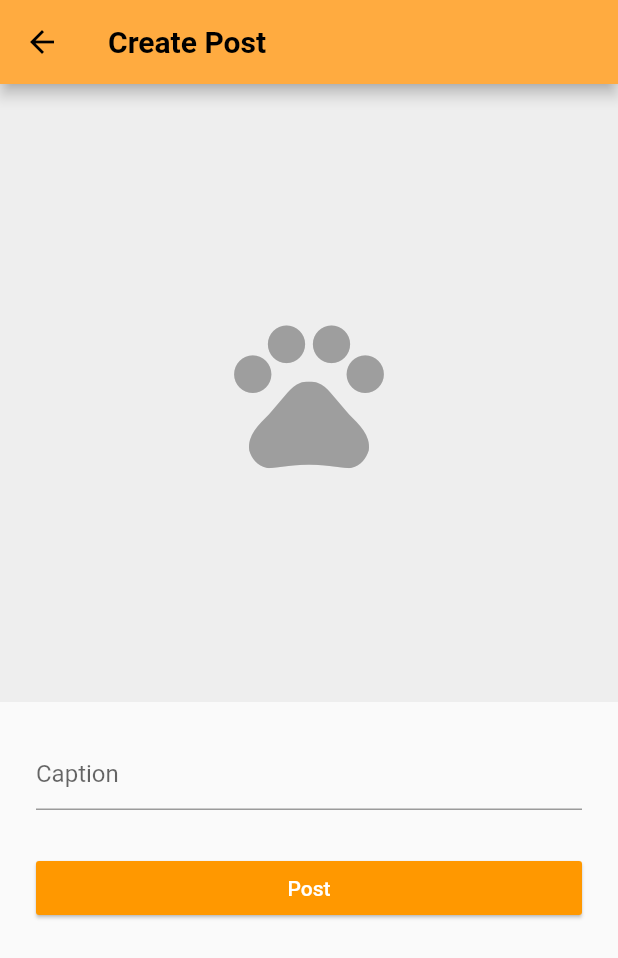
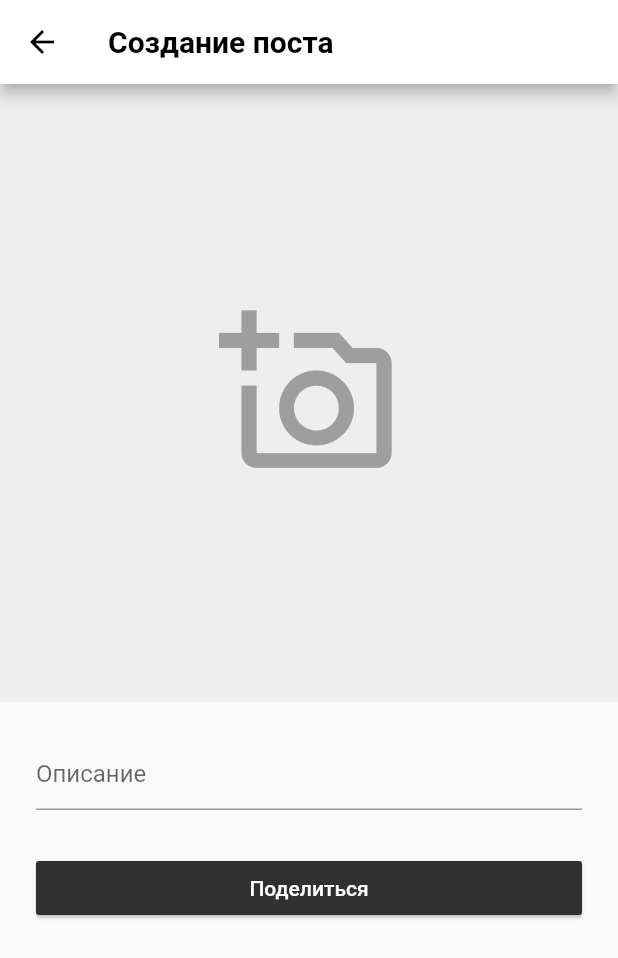
Before and after one commit to KorolevSoftware/Lenta-flatter, a Flutter app: the CreatePostScreen screen opened directly, on a phone screen of 412 x 824 dp. Shown: the top 958 px of the screen. Run offline on Flutter 3.47's test engine with Material 2 defaults, Android fonts, the phone set to English and light mode, and no system bars; our stand-ins replace bloc, cached_network_image, cloud_firestore, equatable, firebase_auth, firebase_core and 5 more; missing offline and left inert: enum_to_string; accounts and stored records are empty.

```diff
--- a/lib/enums/bottom_nav_item.dart
+++ b/lib/enums/bottom_nav_item.dart
@@ -1,7 +1,7 @@
 enum BottomNavItem {
   profile,
   feed,
-  search,
-  notifications,
+  //search,
+  //notifications,
   create,
 }
--- a/lib/main.dart
+++ b/lib/main.dart
@@ -56,7 +56,7 @@ class MyApp extends StatelessWidget {
           title: 'CorgiGram',
           debugShowCheckedModeBanner: false,
           theme: ThemeData(
-            primarySwatch: Colors.orange,
+            primarySwatch: Colors.lightGreen,
             appBarTheme: AppBarTheme(
               brightness: Brightness.light,
               color: Colors.white,
--- a/lib/screens/create_post/create_post_screen.dart
+++ b/lib/screens/create_post/create_post_screen.dart
@@ -18,8 +18,8 @@ class CreatePostScreen extends StatelessWidget {
       onTap: () => FocusScope.of(context).unfocus(),
       child: Scaffold(
         appBar: AppBar(
-          title: const Text('Create Post'),
-          backgroundColor: Colors.orangeAccent,
+          title: const Text('Создание поста'),
+          backgroundColor: Colors.white,
         ),
         body: BlocConsumer<CreatePostCubit, CreatePostState>(
           listener: (context, state) {
@@ -31,7 +31,7 @@ class CreatePostScreen extends StatelessWidget {
                 SnackBar(
                   backgroundColor: Colors.green,
                   duration: const Duration(seconds: 1),
-                  content: const Text('Post Created'),
+                  content: const Text('Пост создан'),
                 ),
               );
             } else if (state.status == CreatePostStatus.error) {
@@ -55,7 +55,7 @@ class CreatePostScreen extends StatelessWidget {
                       child: state.postImage != null
                           ? Image.file(state.postImage, fit: BoxFit.cover)
                           : const Icon(
-                        Icons.pets,
+                        Icons.add_a_photo_outlined ,
                         color: Colors.grey,
                         size: 120.0,
                       ),
@@ -71,25 +71,25 @@ class CreatePostScreen extends StatelessWidget {
                         crossAxisAlignment: CrossAxisAlignment.stretch,
                         children: [
                           TextFormField(
-                            decoration: InputDecoration(hintText: 'Caption'),
+                            decoration: InputDecoration(hintText: 'Описание'),
                             onChanged: (value) => context
                                 .read<CreatePostCubit>()
                                 .captionChanged(value),
                             validator: (value) => value.trim().isEmpty
-                                ? 'Caption cannot be empty.'
+                                ? 'Нужно описание'
                                 : null,
                           ),
                           const SizedBox(height: 28.0),
                           RaisedButton(
                             elevation: 1.0,
-                            color: Theme.of(context).primaryColor,
+                            color: Colors.grey[850],
                             textColor: Colors.white,
                             onPressed: () => _submitForm(
                               context,
                               state.postImage,
                               state.status == CreatePostStatus.submitting,
                             ),
-                            child: const Text('Post'),
+                            child: const Text('Поделиться'),
                           ),
                         ],
                       ),
@@ -108,7 +108,7 @@ class CreatePostScreen extends StatelessWidget {
     final pickedFile = await ImageHelper.pickImageFromGallery(
       context: context,
       cropStyle: CropStyle.rectangle,
-      title: 'Create Post',
+      title: 'Создание поста',
     );
     if (pickedFile != null) {
       context.read<CreatePostCubit>().postImageChanged(pickedFile);
--- a/lib/screens/profile/profile_screen.dart
+++ b/lib/screens/profile/profile_screen.dart
@@ -103,12 +103,16 @@ class _ProfileScreenState extends State<ProfileScreen>
             slivers: [
 
               SliverToBoxAdapter(
+
                 child: Column(
                   children: [
                     const SizedBox(height: 50),
                     Padding(
                       padding: const EdgeInsets.fromLTRB(24.0, 32.0, 24.0, 0),
                       child: GestureDetector(
+                        onTap: () => Navigator.of(context).pushNamed(
+                          EditProfileScreen.routeName,
+                          arguments: EditProfileScreenArgs(context: context)),
                         child:Row(
                         children: [
                           UserProfileImage(
--- a/lib/widgets/user_profile_image.dart
+++ b/lib/widgets/user_profile_image.dart
@@ -32,7 +32,7 @@ class UserProfileImage extends StatelessWidget {
   Icon _noProfileIcon() {
     if (profileImage == null && profileImageUrl.isEmpty) {
       return Icon(
-        Icons.pets,
+        Icons.assignment_ind,
         color: Colors.grey[400],
         size: radius * 1.5,
       );
```
Also changed, not shown: lib/repositories/post/post_repository.dart (+3 -9 lines), lib/screens/edit_profile/edit_profile_screen.dart (+7 -9 lines), lib/screens/nav/nav_screen.dart (+4 -4 lines), lib/screens/nav/widgets/tab_navigator.dart (+14 -14 lines), lib/screens/profile/widgets/profile_stats.dart (+1 -9 lines), 1 other file.
